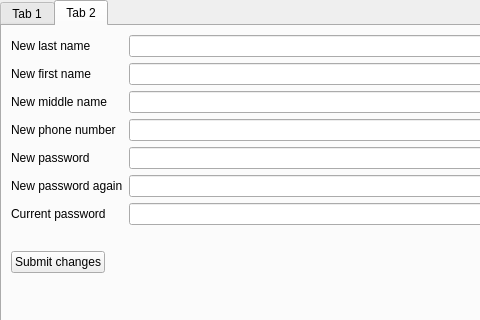
Above: QtApp/forms/doctor_window.ui from SanriaArgos/MedScheduler before the change; both pictures show x 0 to 480 and y 0 to 320 of the 967 by 612 pixel window. Below: the same form after it.
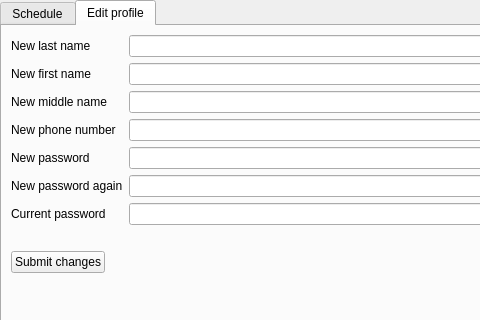
That is the form after the change. Icons and pictures are not drawn.

Commit message: fix: tab names

```diff
--- a/QtApp/forms/doctor_window.ui
+++ b/QtApp/forms/doctor_window.ui
@@ -41,7 +41,7 @@
       </property>
       <widget class="QWidget" name="schedule">
        <attribute name="title">
-        <string>Tab 1</string>
+        <string>Schedule</string>
        </attribute>
        <layout class="QVBoxLayout" name="verticalLayout_2">
         <item>
@@ -72,7 +72,7 @@
       </widget>
       <widget class="QWidget" name="tab_2">
        <attribute name="title">
-        <string>Tab 2</string>
+        <string>Edit profile</string>
        </attribute>
        <layout class="QFormLayout" name="formLayout">
         <item row="0" column="0">
```
Left out of the diff: 2 changed lines with no effect on the pictures.
